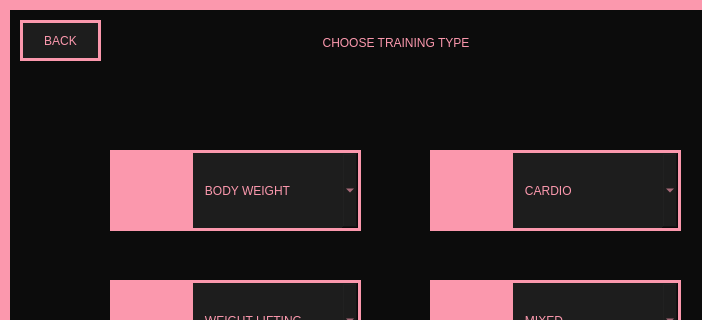
Old version of the form View/CreateNewTraining.ui in the repository Hanna-J-K/fitnessapp; both pictures show x 0 to 702 and y 0 to 320 of the 790 by 600 pixel window.
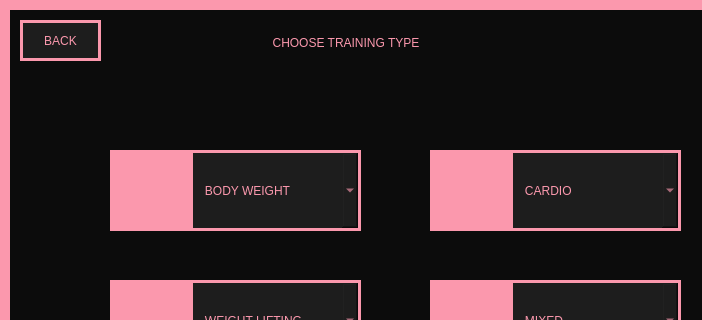
New version of the form. Icons and pictures are not drawn.

The edit to the form file:
```diff
--- a/View/CreateNewTraining.ui
+++ b/View/CreateNewTraining.ui
@@ -25,7 +25,7 @@
    <widget class="QPushButton" name="choose_type_btn">
     <property name="geometry">
      <rect>
-      <x>170</x>
+      <x>120</x>
       <y>20</y>
       <width>452</width>
       <height>45</height>
```
